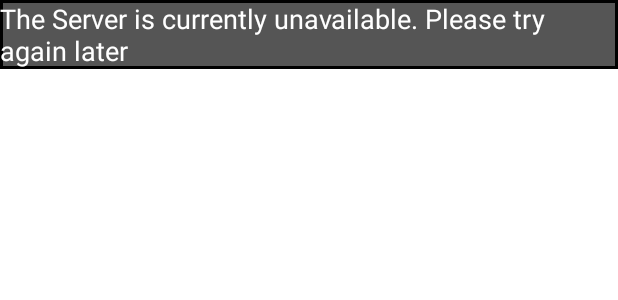
After one commit to ETS-Android5/CarML, an Android app: the layout rectangle2.xml on its own in the app's theme, with its tools: preview values and no code run, on a phone screen of 412 x 824 dp. The commit adds this screen. Shown: the top 300 px of the screen. Run offline under Robolectric (Android 15) with nearby library versions, the phone set to English and light mode, and no system bars.

Commit message:
A popup that informs the user the server is unavailable has been created. It needs to be tested as well as retrieving the details from the database.

```diff
--- /dev/null
+++ b/app/src/main/res/layout-land/rectangle2.xml
@@ -0,0 +1,7 @@
+<?xml version="1.0" encoding="UTF-8"?>
+<RelativeLayout
+    xmlns:android="http://schemas.android.com/apk/res/android"
+    android:layout_width="wrap_content"
+    android:layout_height="wrap_content">
+
+</RelativeLayout>
--- a/app/src/main/res/layout/activity_main.xml
+++ b/app/src/main/res/layout/activity_main.xml
@@ -15,6 +15,7 @@
 
         <!-- Main RelativeLayout -->
         <RelativeLayout
+            android:id="@+id/main"
             android:layout_width="match_parent"
             android:layout_height="wrap_content">
 
--- /dev/null
+++ b/app/src/main/res/layout/rectangle2.xml
@@ -0,0 +1,12 @@
+<?xml version="1.0" encoding="UTF-8"?>
+<RelativeLayout
+    xmlns:android="http://schemas.android.com/apk/res/android"
+    android:layout_width="wrap_content"
+    android:layout_height="wrap_content"
+    android:background="@drawable/rectangle">
+
+    <TextView
+        android:layout_width="wrap_content"
+        android:layout_height="wrap_content"
+        android:text="@string/server_unavailable"/>
+</RelativeLayout>
--- a/app/src/main/res/values/strings.xml
+++ b/app/src/main/res/values/strings.xml
@@ -20,4 +20,5 @@
     <string name="result_imageCD">An image of the car you entered</string>
     <string name="done_buttonCD">Done. Tap to return to the previous screen.</string>
     <string name="dropdownCD">Tap to expand dropdown menu.</string>
+    <string name="server_unavailable">The Server is currently unavailable. Please try again later</string>
 </resources>
```
Also changed, not shown: app/src/main/java/ie/tudublin/carml/DatabaseAccess.java (+4 -4 lines), app/src/main/java/ie/tudublin/carml/MainActivity.java (+45 -2 lines).
